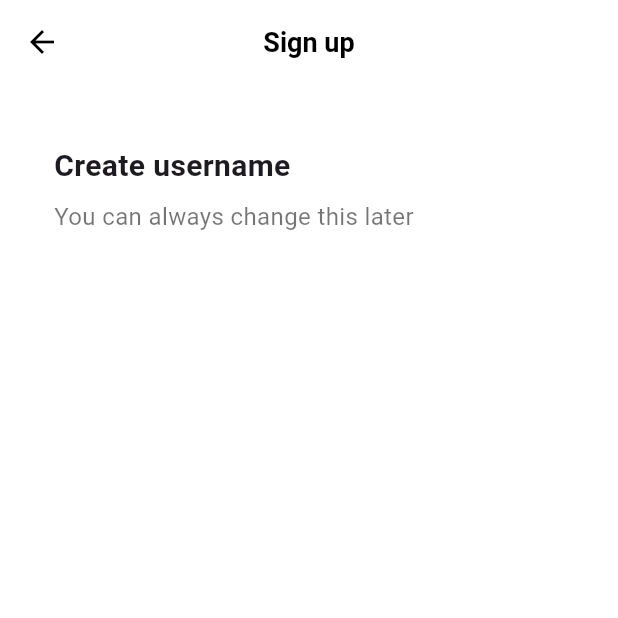
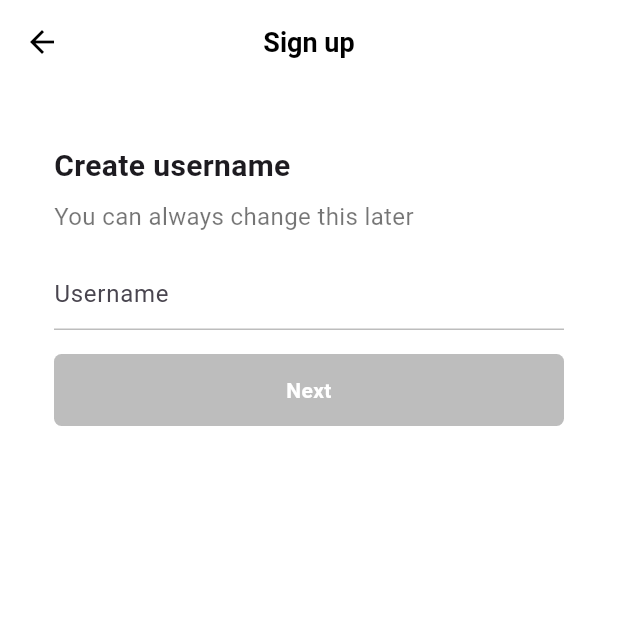
Before and after one commit to nsjinie/nomad-tiktok-clone, a Flutter app: the screen it shows after launch, after a tap on "Use phone or email", on a phone screen of 412 x 824 dp, the top half of it. Run offline on Flutter 3.47's test engine with Material 3 defaults, Android fonts, the phone set to English and light mode, and no system bars; our stand-ins replace font_awesome_flutter.

Commit message:
4_4 username screen

```diff
--- a/lib/features/authentication/email_screen.dart
+++ b/lib/features/authentication/email_screen.dart
@@ -1,44 +0,0 @@
-import 'package:flutter/material.dart';
-import 'package:tiktok_clone/constants/gaps.dart';
-import 'package:tiktok_clone/constants/sizes.dart';
-
-class EmailScreen extends StatelessWidget {
-  const EmailScreen({super.key});
-
-  @override
-  Widget build(BuildContext context) {
-    return Scaffold(
-        backgroundColor: Colors.white,
-        appBar: AppBar(
-          title: const Text(
-            'Sign up',
-          ),
-        ),
-        body: const Padding(
-          padding: EdgeInsets.symmetric(
-            horizontal: Sizes.size36,
-          ),
-          child: Column(
-            crossAxisAlignment: CrossAxisAlignment.start,
-            children: [
-              Gaps.v40,
-              Text(
-                'Create username',
-                style: TextStyle(
-                  fontSize: Sizes.size20,
-                  fontWeight: FontWeight.w600,
-                ),
-              ),
-              Gaps.v8,
-              Text(
-                'You can always change this later',
-                style: TextStyle(
-                  fontSize: Sizes.size16,
-                  color: Colors.black54,
-                ),
-              )
-            ],
-          ),
-        ));
-  }
-}
--- a/lib/features/authentication/sign_up_screen.dart
+++ b/lib/features/authentication/sign_up_screen.dart
@@ -2,8 +2,8 @@ import 'package:flutter/material.dart';
 import 'package:font_awesome_flutter/font_awesome_flutter.dart';
 import 'package:tiktok_clone/constants/gaps.dart';
 import 'package:tiktok_clone/constants/sizes.dart';
-import 'package:tiktok_clone/features/authentication/email_screen.dart';
 import 'package:tiktok_clone/features/authentication/login_screen.dart';
+import 'package:tiktok_clone/features/authentication/username_screen.dart';
 import 'package:tiktok_clone/features/authentication/widgets/auth_button.dart';
 
 class SignUpScreen extends StatelessWidget {
@@ -19,7 +19,7 @@ class SignUpScreen extends StatelessWidget {
 
   void _onEmailTab(BuildContext context) {
     Navigator.of(context).push(MaterialPageRoute(
-      builder: (context) => const EmailScreen(),
+      builder: (context) => const UsernameScreen(),
     ));
   }
 
--- a/lib/features/authentication/username_screen.dart
+++ b/lib/features/authentication/username_screen.dart
@@ -0,0 +1,110 @@
+import 'package:flutter/material.dart';
+import 'package:tiktok_clone/constants/gaps.dart';
+import 'package:tiktok_clone/constants/sizes.dart';
+
+class UsernameScreen extends StatefulWidget {
+  const UsernameScreen({super.key});
+
+  @override
+  State<UsernameScreen> createState() => _UsernameScreenState();
+}
+
+class _UsernameScreenState extends State<UsernameScreen> {
+  final TextEditingController _usernameController = TextEditingController();
+  String _username = '';
+
+  @override
+  void initState() {
+    super.initState();
+    _usernameController.addListener(() {
+      //debugPrint(_usernameController.text);
+      setState(() {
+        _username = _usernameController.text;
+      });
+    });
+  }
+
+  @override
+  Widget build(BuildContext context) {
+    return Scaffold(
+      backgroundColor: Colors.white,
+      appBar: AppBar(
+        title: const Text(
+          'Sign up',
+        ),
+      ),
+      body: Padding(
+        padding: const EdgeInsets.symmetric(
+          horizontal: Sizes.size36,
+        ),
+        child: Column(
+          crossAxisAlignment: CrossAxisAlignment.start,
+          children: [
+            Gaps.v40,
+            const Text(
+              'Create username',
+              style: TextStyle(
+                fontSize: Sizes.size20,
+                fontWeight: FontWeight.w600,
+              ),
+            ),
+            Gaps.v8,
+            const Text(
+              'You can always change this later',
+              style: TextStyle(
+                fontSize: Sizes.size16,
+                color: Colors.black54,
+              ),
+            ),
+            Gaps.v16,
+            TextField(
+              controller: _usernameController,
+              decoration: InputDecoration(
+                hintText: 'Username',
+                enabledBorder: UnderlineInputBorder(
+                  borderSide: BorderSide(
+                    color: Colors.grey.shade400,
+                  ),
+                ),
+                focusedBorder: UnderlineInputBorder(
+                  borderSide: BorderSide(
+                    color: Colors.grey.shade400,
+                  ),
+                ),
+              ),
+              cursorColor: Theme.of(context).primaryColor,
+            ),
+            Gaps.v16,
+            FractionallySizedBox(
+              widthFactor: 1,
+              child: AnimatedContainer(
+                duration: const Duration(
+                  milliseconds: 300,
+                ),
+                padding: const EdgeInsets.symmetric(
+                  vertical: Sizes.size14,
+                ),
+                decoration: BoxDecoration(
+                  borderRadius: BorderRadius.circular(
+                    Sizes.size5,
+                  ),
+                  color: _username.isEmpty
+                      ? Colors.grey.shade400
+                      : Theme.of(context).primaryColor,
+                ),
+                child: const Text(
+                  'Next',
+                  textAlign: TextAlign.center,
+                  style: TextStyle(
+                    color: Colors.white,
+                    fontWeight: FontWeight.w600,
+                  ),
+                ),
+              ),
+            )
+          ],
+        ),
+      ),
+    );
+  }
+}
```
